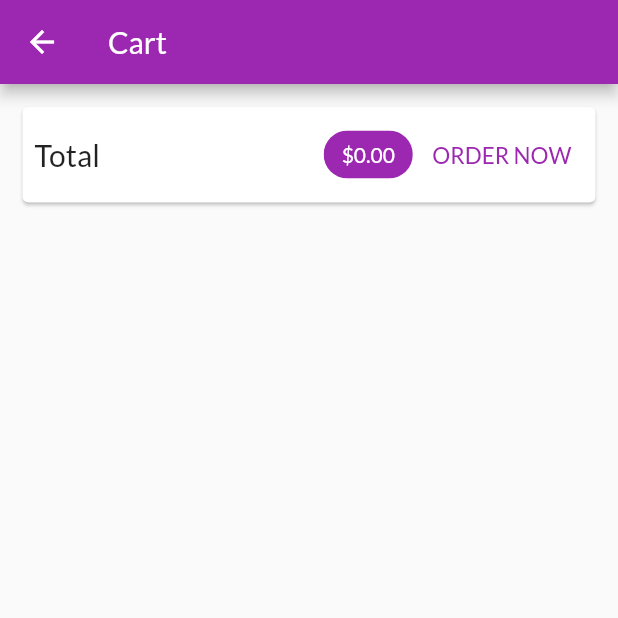
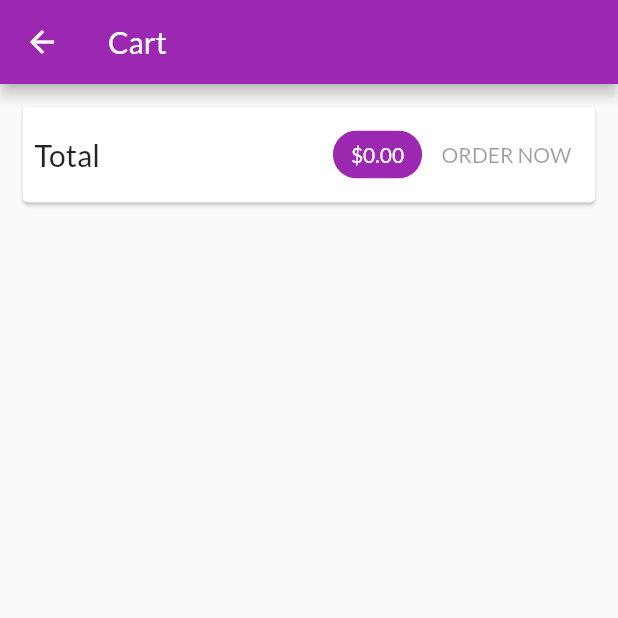
Before and after one commit to kiisi/shop, a Flutter app: the CartScreen screen opened by its route, on a phone screen of 412 x 824 dp, the top half of it. Run offline on Flutter 3.47's test engine with Material 2 defaults, Android fonts, the phone set to English and light mode, and no system bars; network calls fail.

Commit message:
Storing orders on the web - firebase

```diff
--- a/lib/providers/products.dart
+++ b/lib/providers/products.dart
@@ -80,7 +80,7 @@ class Products with ChangeNotifier {
     }
   }
 
-  Future addProducts(Product product) async {
+  Future<void> addProducts(Product product) async {
     const url = 'https://shop-92f07-default-rtdb.firebaseio.com/products.json';
 
     try {
--- a/lib/screens/cart_screen.dart
+++ b/lib/screens/cart_screen.dart
@@ -36,17 +36,7 @@ class CartScreen extends StatelessWidget {
                     backgroundColor: Theme.of(context).colorScheme.primary,
                   ),
                   SizedBox(width: 5.0),
-                  TextButton(
-                    onPressed: () {
-                      Provider.of<Orders>(context, listen: false).addOrders(
-                          cart.items.values.toList(), cart.totalAmount);
-                      cart.clear();
-                    },
-                    child: Text(
-                      'ORDER NOW',
-                      style: TextStyle(fontSize: 15.0),
-                    ),
-                  ),
+                  OrderButton(cart: cart),
                 ],
               ),
             ),
@@ -71,3 +61,39 @@ class CartScreen extends StatelessWidget {
     );
   }
 }
+
+class OrderButton extends StatefulWidget {
+  const OrderButton({
+    Key? key,
+    required this.cart,
+  }) : super(key: key);
+
+  final Cart cart;
+
+  @override
+  State<OrderButton> createState() => _OrderButtonState();
+}
+
+class _OrderButtonState extends State<OrderButton> {
+  var _isLoading = false;
+
+  @override
+  Widget build(BuildContext context) {
+    return TextButton(
+      child: _isLoading ? CircularProgressIndicator() : Text('ORDER NOW'),
+      onPressed: (widget.cart.totalAmount <= 0 || _isLoading)
+          ? null
+          : () async {
+              setState(() {
+                _isLoading = true;
+              });
+              await Provider.of<Orders>(context, listen: false).addOrders(
+                  widget.cart.items.values.toList(), widget.cart.totalAmount);
+              setState(() {
+                _isLoading = false;
+              });
+              widget.cart.clear();
+            },
+    );
+  }
+}
```
Also changed, not shown: lib/providers/orders.dart (+21 -2 lines), lib/providers/product.dart (+22 -1 lines).
